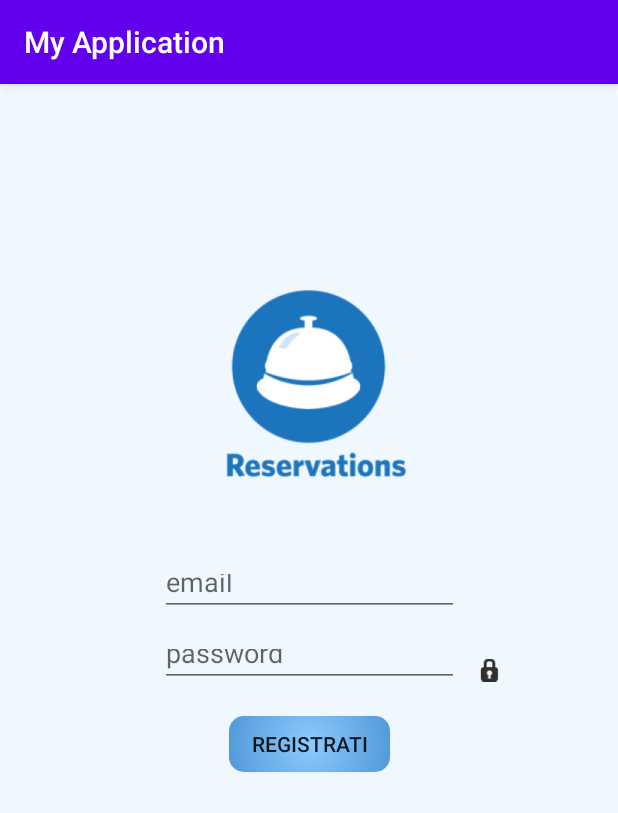
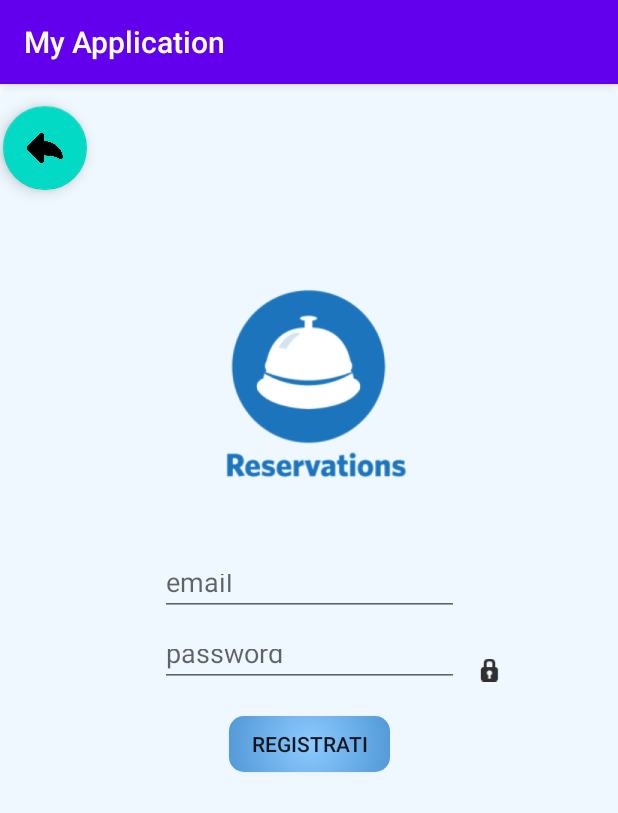
Before and after one commit to DiegoDc33/ReservationApp, an Android app: the register_fragment screen opened through its navigation route, on a phone screen of 412 x 824 dp. Shown: the top 813 px of the screen. Run offline under Robolectric (Android 15) with nearby library versions, the phone set to English and light mode, and no system bars; our stand-ins replace Firebase (no records; nobody signed in at launch, a user with empty details on screens opened directly); 1 statement that could not run was skipped.

Commit message:
implementazione login e registrazione (con errore) errore in auth.createUserWithEmailAndPassword in register_fragment. addOnCompleteListener e unresolved reference "isSuccessful" e "baseContext".

```diff
--- a/app/build.gradle
+++ b/app/build.gradle
@@ -1,6 +1,7 @@
 apply plugin: 'com.android.application'
 apply plugin: 'kotlin-android'
 apply plugin: 'kotlin-android-extensions'
+apply plugin: 'com.google.gms.google-services'
 
 android {
     compileSdkVersion 29
@@ -46,6 +47,7 @@ dependencies {
     implementation 'com.squareup.picasso:picasso:2.5.2'
     implementation 'com.android.support:recyclerview-v7:29.0.0'
     implementation 'com.android.support:design:29.0.0'
+    implementation 'com.google.firebase:firebase-messaging:20.1.6'
     def nav_version = "1.0.0"
 
     implementation "android.arch.navigation:navigation-fragment-ktx:$nav_version"
--- a/app/src/main/java/com/example/myapplication/login_fragment.kt
+++ b/app/src/main/java/com/example/myapplication/login_fragment.kt
@@ -1,17 +1,22 @@
 package com.example.myapplication
 
+import android.content.Intent
 import android.os.Bundle
 import androidx.fragment.app.Fragment
 import android.view.LayoutInflater
 import android.view.View
 import android.view.ViewGroup
 import androidx.navigation.Navigation
+import com.google.firebase.auth.FirebaseAuth
+import com.google.firebase.auth.FirebaseUser
 import kotlinx.android.synthetic.main.fragment_login.*
 
 /**
  * A simple [Fragment] subclass.
  */
 class login_fragment : Fragment() {
+    private lateinit var auth: FirebaseAuth
+
 
     override fun onCreateView(
         inflater: LayoutInflater, container: ViewGroup?,
@@ -20,6 +25,29 @@ class login_fragment : Fragment() {
         // Inflate the layout for this fragment
         return inflater.inflate(R.layout.fragment_login, container, false)
     }
+
+
+    override fun onCreate(savedInstanceState: Bundle?) {
+        super.onCreate(savedInstanceState)
+        auth = FirebaseAuth.getInstance()
+
+
+
+
+
+    }
+
+
+
+
+    public override fun onStart() {
+        super.onStart()
+        // Check if user is signed in (non-null) and update UI accordingly.
+        val currentUser = auth.currentUser
+        updateUI(currentUser)
+    }
+
+    fun updateUI(currentUser:FirebaseUser?) {}
 
     override fun onViewCreated(view: View, savedInstanceState: Bundle?) {
         super.onViewCreated(view, savedInstanceState)
--- a/app/src/main/java/com/example/myapplication/register_fragment.kt
+++ b/app/src/main/java/com/example/myapplication/register_fragment.kt
@@ -1,16 +1,30 @@
 package com.example.myapplication
 
 import android.os.Bundle
+import android.util.Patterns
 import androidx.fragment.app.Fragment
 import android.view.LayoutInflater
 import android.view.View
 import android.view.ViewGroup
+import androidx.navigation.Navigation
+import com.google.firebase.auth.FirebaseAuth
+import kotlinx.android.synthetic.main.fragment_login.*
+import kotlinx.android.synthetic.main.fragment_register.*
+import kotlinx.android.synthetic.main.fragment_login.btnCreate as btnCreate1
+import kotlinx.android.synthetic.main.fragment_register.*
+import kotlinx.android.synthetic.main.fragment_login.editEmail as editEmail1
+import kotlinx.android.synthetic.main.fragment_register.editPassword as editPassword1
+import com.google.android.gms.tasks.OnSuccessListener
+import android.content.Intent
+import com.google.firebase.auth.AuthResult
+import android.util.Log
+import android.widget.Toast
 
 /**
  * A simple [Fragment] subclass.
  */
 class register_fragment : Fragment() {
-
+    private lateinit var auth: FirebaseAuth
     override fun onCreateView(
         inflater: LayoutInflater, container: ViewGroup?,
         savedInstanceState: Bundle?
@@ -19,4 +33,73 @@ class register_fragment : Fragment() {
         return inflater.inflate(R.layout.fragment_register, container, false)
     }
 
+
+
+    override fun onCreate(savedInstanceState: Bundle?) {
+        super.onCreate(savedInstanceState)
+        auth = FirebaseAuth.getInstance()
+        btnCreate.setOnClickListener {
+            signUpUser()
+        }
+
+    }
+
+private fun signUpUser() {
+
+    if (editEmail.text.toString().isEmpty()) {
+        editEmail.error = "Per favore inserisci email"
+        editEmail.requestFocus()
+        return
+    }
+    if (!Patterns.EMAIL_ADDRESS.matcher(editEmail.text.toString()).matches()) {
+        editEmail.error = "Per favore inserisci email valida"
+        editEmail.requestFocus()
+        return
+    }
+    if (editPassword.text.toString().isEmpty()) {
+        editPassword.error = "Per favore inserisci password"
+        editPassword.requestFocus()
+        return
+    }
+
+
+    auth.createUserWithEmailAndPassword(editEmail.text.toString(), editPassword.text.toString())
+        .addOnCompleteListener(this) { task ->
+            if (task.isSuccessful) {
+                Navigation.findNavController(it)
+                    .navigate(R.id.action_register_fragment_to_login_fragment)
+
+
+            } else {
+
+                Toast.makeText(
+                    baseContext, "Authentication failed.",
+                    Toast.LENGTH_SHORT
+                ).show()
+
+            }
+
+        }
+
+
 }
+
+
+
+
+
+
+
+
+    override fun onViewCreated(view: View, savedInstanceState: Bundle?) {
+        super.onViewCreated(view, savedInstanceState)
+        btnFreccia.setOnClickListener {
+            Navigation.findNavController(it)
+                .navigate(R.id.action_register_fragment_to_login_fragment)
+
+
+        }
+
+    }
+
+}
--- a/app/src/main/res/layout/fragment_register.xml
+++ b/app/src/main/res/layout/fragment_register.xml
@@ -70,5 +70,18 @@
         app:layout_constraintTop_toTopOf="parent"
         app:layout_constraintVertical_bias="0.192" />
 
+    <com.google.android.material.floatingactionbutton.FloatingActionButton
+        android:id="@+id/btnFreccia"
+        android:layout_width="wrap_content"
+        android:layout_height="wrap_content"
+        android:clickable="true"
+        android:src="@drawable/freccia"
+        app:layout_constraintBottom_toBottomOf="parent"
+        app:layout_constraintEnd_toEndOf="parent"
+        app:layout_constraintHorizontal_bias="0.005"
+        app:layout_constraintStart_toStartOf="parent"
+        app:layout_constraintTop_toTopOf="parent"
+        app:layout_constraintVertical_bias="0.021" />
+
 
 </androidx.constraintlayout.widget.ConstraintLayout>
--- a/app/src/main/res/navigation/nav_graph.xml
+++ b/app/src/main/res/navigation/nav_graph.xml
@@ -18,5 +18,9 @@
         android:id="@+id/register_fragment"
         android:name="com.example.myapplication.register_fragment"
         android:label="fragment_register"
-        tools:layout="@layout/fragment_register" />
+        tools:layout="@layout/fragment_register" >
+        <action
+            android:id="@+id/action_register_fragment_to_login_fragment"
+            app:destination="@id/login_fragment" />
+    </fragment>
 </navigation>
```
Also changed, not shown: build.gradle (+7 -0 lines), app/src/main/res/drawable/freccia.png (added).
